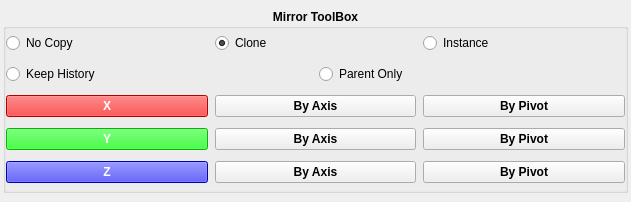
This is src/developer/main/polytools/mirrortools/widget/ui/mirrorUI.ui in code-google-com/mayatools as Qt 5 draws it before an edit. The edited form follows.
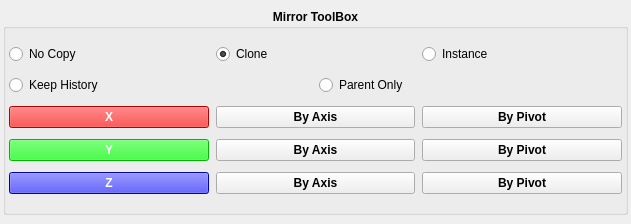
This is the edited form.

Diff of the .ui file:
```diff
--- a/src/developer/main/polytools/mirrortools/widget/ui/mirrorUI.ui
+++ b/src/developer/main/polytools/mirrortools/widget/ui/mirrorUI.ui
@@ -10,7 +10,7 @@
     <x>0</x>
     <y>0</y>
     <width>631</width>
-    <height>202</height>
+    <height>224</height>
    </rect>
   </property>
   <property name="sizePolicy">
@@ -72,8 +72,17 @@
        <property name="sizeConstraint">
         <enum>QLayout::SetDefaultConstraint</enum>
        </property>
-       <property name="margin">
-        <number>0</number>
+       <property name="leftMargin">
+        <number>3</number>
+       </property>
+       <property name="topMargin">
+        <number>11</number>
+       </property>
+       <property name="rightMargin">
+        <number>3</number>
+       </property>
+       <property name="bottomMargin">
+        <number>11</number>
        </property>
        <item>
         <layout class="QHBoxLayout" name="horizontalLayout_11">
```
